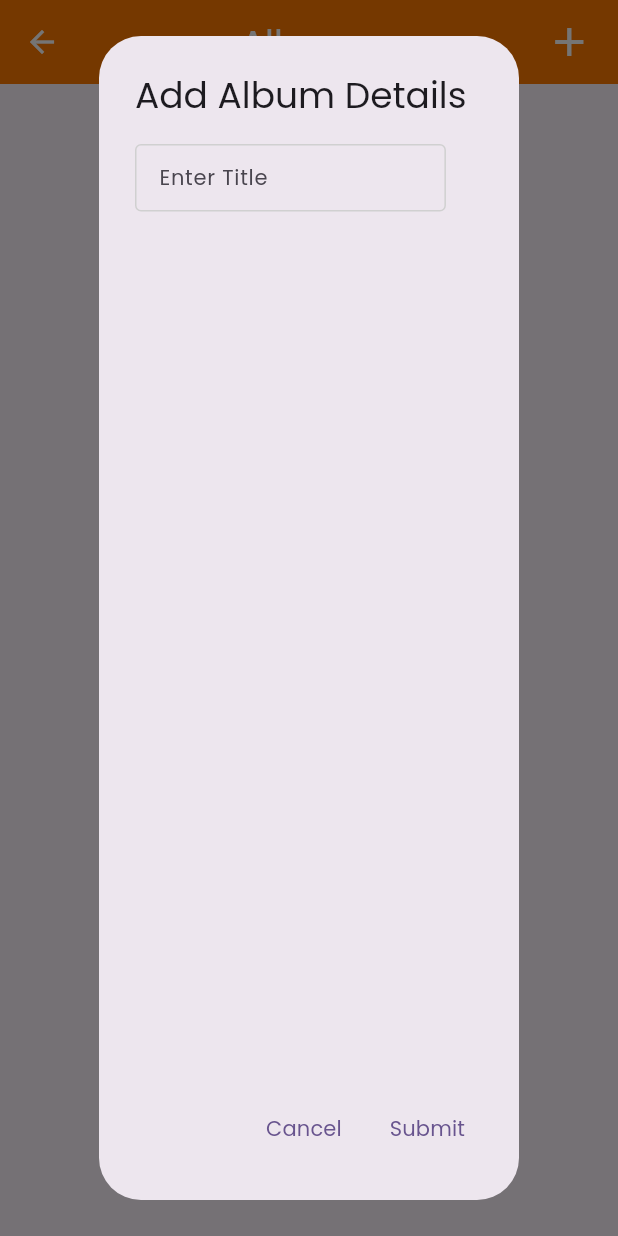
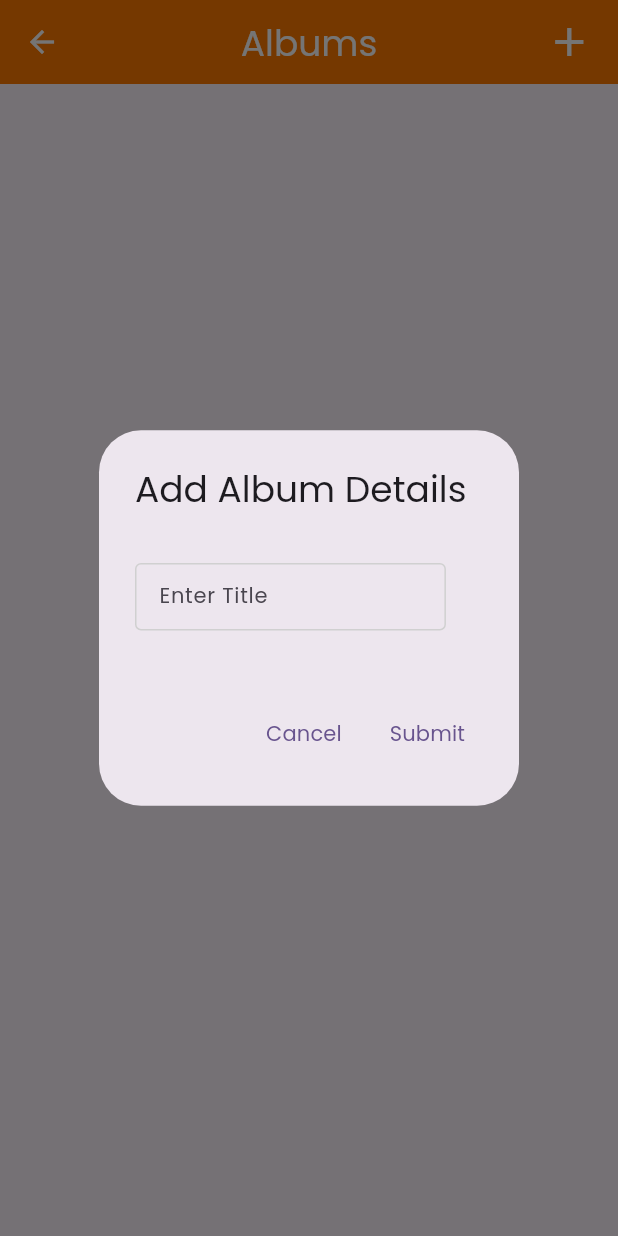
Before and after one commit to mayurpatil2991997/hamiltontask1, a Flutter app: the AlbumScreen screen opened directly with empty values, after a tap on the "add" icon, on a phone screen of 412 x 824 dp. Run offline on Flutter 3.47's test engine with Material 3 defaults, Android fonts, the phone set to English and light mode, and no system bars; our stand-ins replace dio, get, image_picker, sizer; missing offline and left inert: dart:ffi; network calls fail.

Commit message:
Fixed size issue

```diff
--- a/lib/screens/album/album_screen.dart
+++ b/lib/screens/album/album_screen.dart
@@ -105,8 +105,13 @@ class _AlbumScreenState extends State<AlbumScreen> {
           title: const Text(addAlbumDetails),
           content: Form(
             key: albumController.formKey,
+            child: Container(
+              height: MediaQuery.of(context).size.height * 0.1,
               child: Column(
                 children: [
+                  SizedBox(
+                    height: 2.h,
+                  ),
                   CustomTextField(
                       hintText: enterTitle,
                       controller: albumController.titleController,
@@ -115,6 +120,7 @@ class _AlbumScreenState extends State<AlbumScreen> {
                       keyboardType: null,
                   ),
                 ],
+              ),
             ),
           ),
           actions: <Widget>[
--- a/lib/screens/user/user_screen.dart
+++ b/lib/screens/user/user_screen.dart
@@ -95,8 +95,13 @@ class _UserScreenState extends State<UserScreen> {
           title: const Text(addUserDetails),
           content: Form(
             key: userController.formKey,
+            child: Container(
+              height: MediaQuery.of(context).size.height * 0.3,
               child: Column(
                 children: [
+                  SizedBox(
+                    height: 2.h,
+                  ),
                   CustomTextField(
                       hintText: enterName,
                       controller: userController.nameController,
@@ -122,6 +127,7 @@ class _UserScreenState extends State<UserScreen> {
                           Validators.validateEmail(value!.trim()),
                       keyboardType: null),
                 ],
+              ),
             ),
           ),
           actions: <Widget>[
```
Lines whose indentation alone changed are shown as unchanged.
